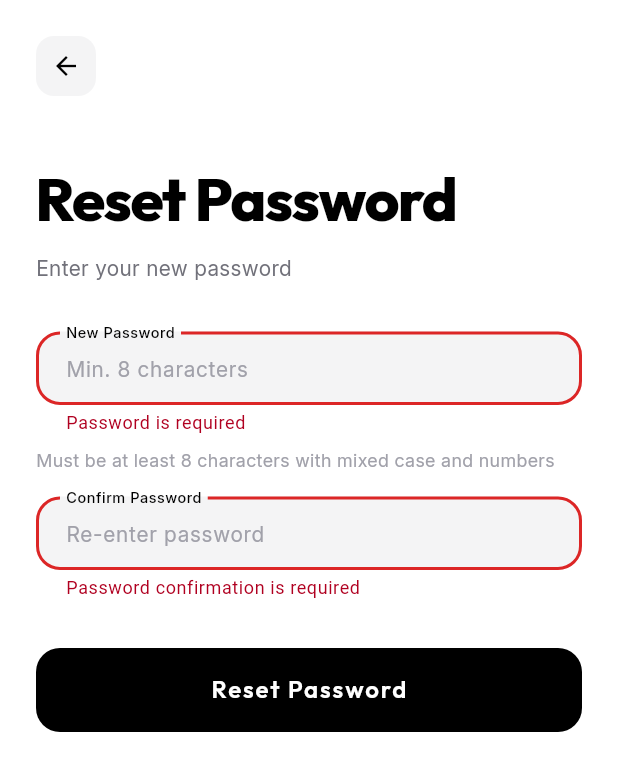
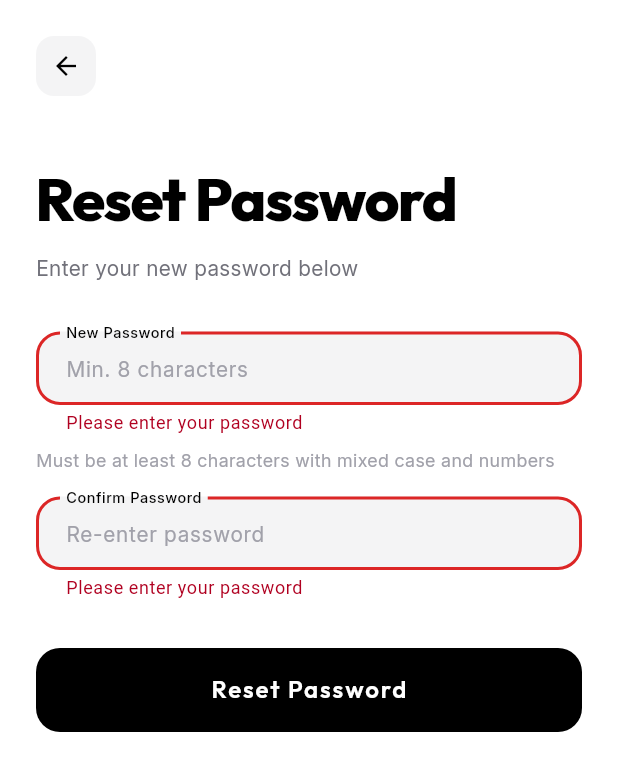
Before and after one commit to koniz-dev/grex, a Flutter app: the ResetPasswordPage screen opened directly, after a tap on "Reset Password", on a phone screen of 412 x 824 dp. Shown: the top 771 px of the screen. Run offline on Flutter 3.47's test engine with Material 3 defaults, Android fonts, the phone set to English and light mode, and no system bars; our stand-ins replace app_links, dartz, dio, equatable, firebase_remote_config, flutter_bloc and 12 more; missing offline and left inert: firebase_performance; accounts and stored records are empty; statements that could not run were skipped.

Commit message:
feat(auth): Localize ResetPasswordPage and ProfileSetupPage
Continues the i18n sweep from the Profile/EditProfile commit. Both
pages still rendered hard-coded English: ResetPasswordPage was entirely
hard-coded English including raw InputValidators calls, and
ProfileSetupPage had a hard-coded description plus a cancel dialog and
ProfileSetupData.validate* calls that returned English strings.

Both pages now route chrome through context.l10n and use page-local
_validateX(l10n, value) methods following the established pattern. Adds
three new ARB keys (reenterPassword, currencyRequired, languageRequired)
to all four locales.

profile_setup_page_test.dart asserted the old hard-coded English
strings; updated to assert the localized strings from app_en.arb so it
keeps validating the page under the same locale.

Test suite: 743 pass / 88 skip / 0 fail across test/features/auth/ +
test/l10n/.

Co-Authored-By: Claude Opus 4.7 (1M context) <noreply@anthropic.com>

```diff
--- a/lib/features/auth/presentation/pages/reset_password_page.dart
+++ b/lib/features/auth/presentation/pages/reset_password_page.dart
@@ -1,9 +1,10 @@
 import 'package:flutter/material.dart';
 import 'package:flutter_bloc/flutter_bloc.dart';
 import 'package:grex/core/routing/auth_navigation_extensions.dart';
-import 'package:grex/features/auth/domain/validators/validators.dart';
 import 'package:grex/features/auth/presentation/bloc/bloc.dart';
 import 'package:grex/features/auth/presentation/widgets/widgets.dart';
+import 'package:grex/l10n/app_localizations.dart';
+import 'package:grex/shared/extensions/context_extensions.dart';
 
 /// Reset password page for setting new password.
 ///
@@ -42,8 +43,29 @@ class _ResetPasswordPageState extends State<ResetPasswordPage> {
     }
   }
 
+  String? _validatePassword(AppLocalizations l10n, String? value) {
+    if (value == null || value.isEmpty) {
+      return l10n.passwordRequired;
+    }
+    if (value.length < 8) {
+      return l10n.passwordMinLength(8);
+    }
+    return null;
+  }
+
+  String? _validatePasswordConfirmation(AppLocalizations l10n, String? value) {
+    if (value == null || value.isEmpty) {
+      return l10n.passwordRequired;
+    }
+    if (value != _passwordController.text) {
+      return l10n.passwordsDoNotMatch;
+    }
+    return null;
+  }
+
   @override
   Widget build(BuildContext context) {
+    final l10n = context.l10n;
     return Scaffold(
       backgroundColor: Colors.white,
       body: SafeArea(
@@ -52,8 +74,8 @@ class _ResetPasswordPageState extends State<ResetPasswordPage> {
             if (state is AuthPasswordUpdated) {
               // Show success and navigate to login
               ScaffoldMessenger.of(context).showSnackBar(
-                const SnackBar(
-                  content: Text('Password reset successfully'),
+                SnackBar(
+                  content: Text(l10n.passwordResetSuccessfully),
                   backgroundColor: Colors.green,
                 ),
               );
@@ -92,9 +114,9 @@ class _ResetPasswordPageState extends State<ResetPasswordPage> {
                   const SizedBox(height: 40),
 
                   // Title section
-                  const Text(
-                    'Reset Password',
-                    style: TextStyle(
+                  Text(
+                    l10n.resetPassword,
+                    style: const TextStyle(
                       fontFamily: 'Outfit',
                       fontSize: 40,
                       fontWeight: FontWeight.w800,
@@ -103,9 +125,9 @@ class _ResetPasswordPageState extends State<ResetPasswordPage> {
                     ),
                   ),
                   const SizedBox(height: 8),
-                  const Text(
-                    'Enter your new password',
-                    style: TextStyle(
+                  Text(
+                    l10n.enterNewPassword,
+                    style: const TextStyle(
                       fontFamily: 'Inter',
                       fontSize: 14,
                       fontWeight: FontWeight.normal,
@@ -117,19 +139,19 @@ class _ResetPasswordPageState extends State<ResetPasswordPage> {
 
                   // New password field
                   AuthTextField(
-                    label: 'New Password',
-                    placeholder: 'Min. 8 characters',
+                    label: l10n.newPassword,
+                    placeholder: l10n.passwordHintShort,
                     controller: _passwordController,
                     obscureText: true,
                     textInputAction: TextInputAction.next,
-                    validator: InputValidators.validatePassword,
+                    validator: (value) => _validatePassword(l10n, value),
                   ),
                   const SizedBox(height: 8),
 
                   // Password hint
-                  const Text(
-                    'Must be at least 8 characters with mixed case and numbers',
-                    style: TextStyle(
+                  Text(
+                    l10n.passwordHint,
+                    style: const TextStyle(
                       fontFamily: 'Inter',
                       fontSize: 12,
                       fontWeight: FontWeight.normal,
@@ -141,16 +163,13 @@ class _ResetPasswordPageState extends State<ResetPasswordPage> {
 
                   // Confirm password field
                   AuthTextField(
-                    label: 'Confirm Password',
-                    placeholder: 'Re-enter password',
+                    label: l10n.confirmPassword,
+                    placeholder: l10n.reenterPassword,
                     controller: _confirmPasswordController,
                     obscureText: true,
                     textInputAction: TextInputAction.done,
                     validator: (value) =>
-                        InputValidators.validatePasswordConfirmation(
-                          _passwordController.text,
-                          value,
-                        ),
+                        _validatePasswordConfirmation(l10n, value),
                     onFieldSubmitted: (_) => _onResetPasswordPressed(),
                   ),
                   const SizedBox(height: 32),
@@ -159,7 +178,7 @@ class _ResetPasswordPageState extends State<ResetPasswordPage> {
                   BlocBuilder<AuthBloc, AuthState>(
                     builder: (context, state) {
                       return PrimaryButton(
-                        text: 'Reset Password',
+                        text: l10n.resetPassword,
                         isLoading: state is AuthLoading,
                         onPressed: state is AuthLoading
                             ? null
--- a/lib/l10n/app_en.arb
+++ b/lib/l10n/app_en.arb
@@ -1164,5 +1164,17 @@
   "editProfileTipLanguage": "• Language changes apply across the whole app",
   "@editProfileTipLanguage": {
     "description": "Edit-profile tip about language scope"
+  },
+  "reenterPassword": "Re-enter password",
+  "@reenterPassword": {
+    "description": "Placeholder for confirm-password field"
+  },
+  "currencyRequired": "Please select a currency",
+  "@currencyRequired": {
+    "description": "Validation error when currency dropdown has no selection"
+  },
+  "languageRequired": "Please select a language",
+  "@languageRequired": {
+    "description": "Validation error when language dropdown has no selection"
   }
 }
--- a/lib/l10n/app_localizations.dart
+++ b/lib/l10n/app_localizations.dart
@@ -1631,6 +1631,24 @@ abstract class AppLocalizations {
   /// In en, this message translates to:
   /// **'• Language changes apply across the whole app'**
   String get editProfileTipLanguage;
+
+  /// Placeholder for confirm-password field
+  ///
+  /// In en, this message translates to:
+  /// **'Re-enter password'**
+  String get reenterPassword;
+
+  /// Validation error when currency dropdown has no selection
+  ///
+  /// In en, this message translates to:
+  /// **'Please select a currency'**
+  String get currencyRequired;
+
+  /// Validation error when language dropdown has no selection
+  ///
+  /// In en, this message translates to:
+  /// **'Please select a language'**
+  String get languageRequired;
 }
 
 class _AppLocalizationsDelegate
--- a/lib/l10n/app_localizations_en.dart
+++ b/lib/l10n/app_localizations_en.dart
@@ -864,4 +864,13 @@ class AppLocalizationsEn extends AppLocalizations {
   @override
   String get editProfileTipLanguage =>
       '• Language changes apply across the whole app';
+
+  @override
+  String get reenterPassword => 'Re-enter password';
+
+  @override
+  String get currencyRequired => 'Please select a currency';
+
+  @override
+  String get languageRequired => 'Please select a language';
 }
```
Also changed, not shown: lib/features/auth/presentation/pages/profile_setup_page.dart (+41 -11 lines), lib/l10n/app_ar.arb (+12 -0 lines), lib/l10n/app_es.arb (+12 -0 lines), lib/l10n/app_localizations_ar.dart (+9 -0 lines), lib/l10n/app_localizations_es.dart (+9 -0 lines), lib/l10n/app_localizations_vi.dart (+9 -0 lines), lib/l10n/app_vi.arb (+12 -0 lines), 1 other file.
